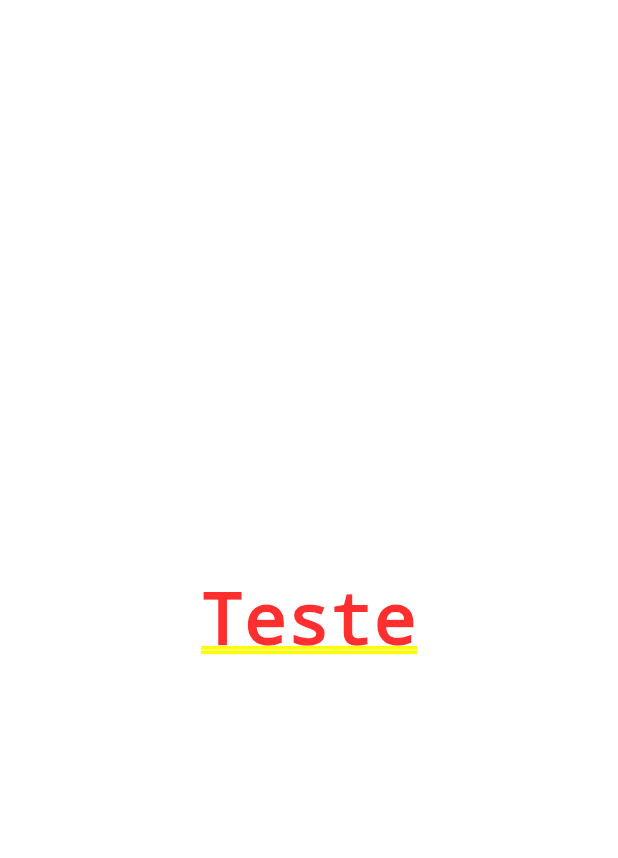
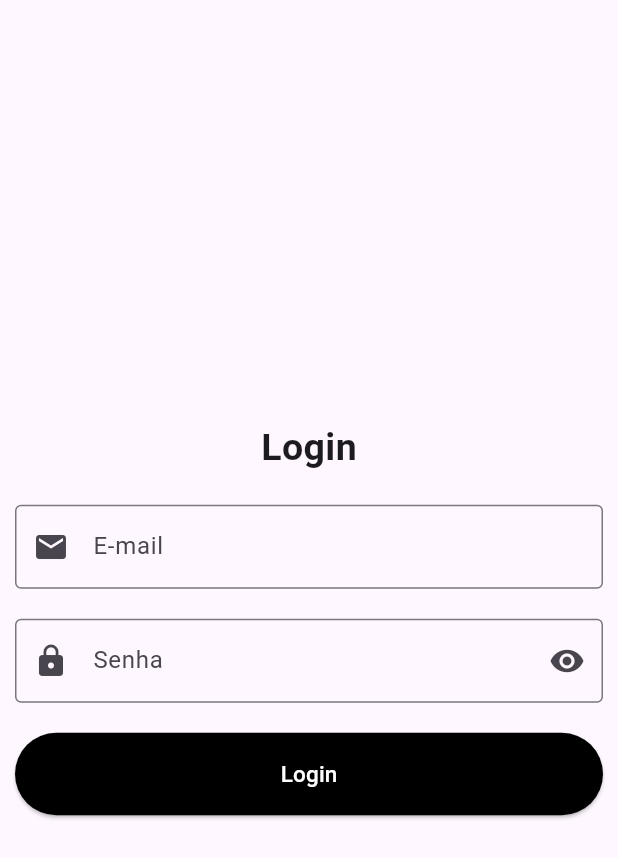
Before and after one commit to Moura14/app_testes_unitarios, a Flutter app: the screen it shows after launch, on a phone screen of 412 x 824 dp. Shown: the top 858 px of the screen. Run offline on Flutter 3.47's test engine with Material 3 defaults, Android fonts, the phone set to English and light mode, and no system bars.

Commit message:
feat: criação da tela de login

```diff
--- /dev/null
+++ b/lib/features/login/presentation/pages/login_page.dart
@@ -0,0 +1,54 @@
+import 'package:flutter/material.dart';
+
+class LoginPage extends StatefulWidget {
+  const LoginPage({super.key});
+
+  @override
+  State<LoginPage> createState() => _LoginPageState();
+}
+
+class _LoginPageState extends State<LoginPage> {
+  @override
+  Widget build(BuildContext context) {
+    return Scaffold(
+      body: Padding(
+        padding: const EdgeInsets.all(10),
+        child: Column(
+          mainAxisAlignment: MainAxisAlignment.center,
+          crossAxisAlignment: CrossAxisAlignment.center,
+          children: [
+            Text('Login', style: TextStyle(fontSize: 25, fontWeight: FontWeight.bold)),
+            const SizedBox(height: 20),
+            TextField(
+              decoration: InputDecoration(
+                prefixIcon: Icon(Icons.email),
+                labelText: 'E-mail',
+                border: OutlineInputBorder()
+              ),
+            ),
+            const SizedBox(height: 20),
+            TextField(
+              decoration: InputDecoration(
+                prefixIcon: Icon(Icons.lock),
+                suffixIcon: Icon(Icons.visibility),
+                labelText: 'Senha',
+                border: OutlineInputBorder()
+              ),
+            ),
+            const SizedBox(height: 20),
+            SizedBox(
+              width: double.infinity,
+              height: 55,
+              child: ElevatedButton(
+                style: ElevatedButton.styleFrom(
+                  backgroundColor: Colors.black
+                ),
+                onPressed: (){},
+                child: Text('Login', style: TextStyle(color: Colors.white, fontSize: 15))),
+            )
+          ],
+        ),
+      ),
+    );
+  }
+}
--- a/lib/main.dart
+++ b/lib/main.dart
@@ -1,4 +1,6 @@
+import 'package:app_testes_unitarios/features/login/presentation/pages/login_page.dart';
 import 'package:flutter/material.dart';
+import 'package:app_testes_unitarios/features/login/presentation/pages/login_page.dart';
 
 void main() {
   runApp(const MyApp());
@@ -15,9 +17,7 @@ class MyApp extends StatelessWidget {
       theme: ThemeData(
         colorScheme: .fromSeed(seedColor: Colors.deepPurple),
       ),
-      home: Center(
-        child: Text('Teste'),
-      ),
+      home: LoginPage()
     );
   }
 }
```
